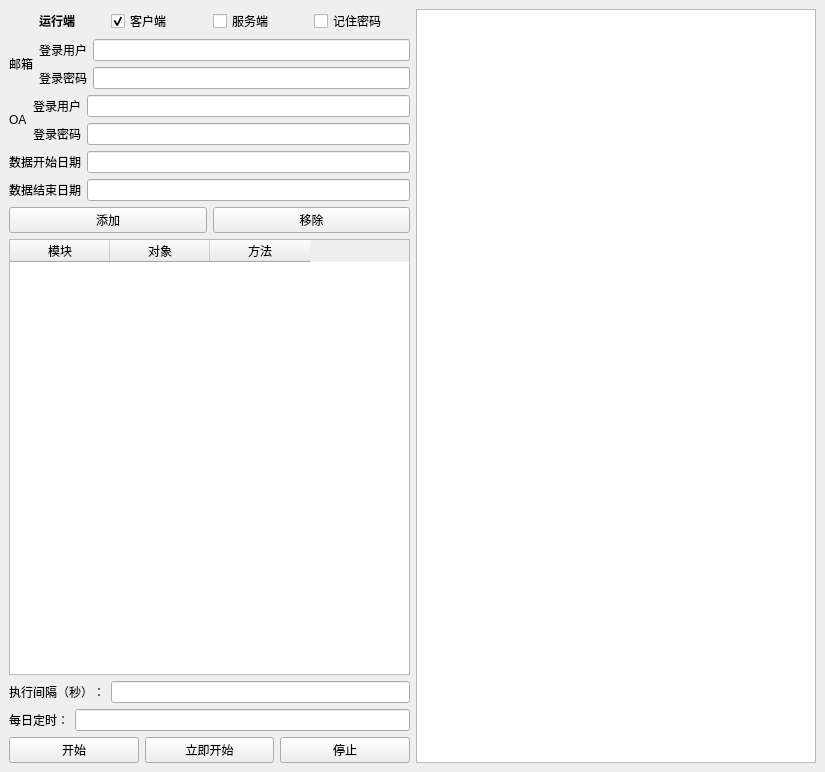
Qt form biz/monitor_oa/Form.ui (sticktoFE/rpa-office) before a commit.
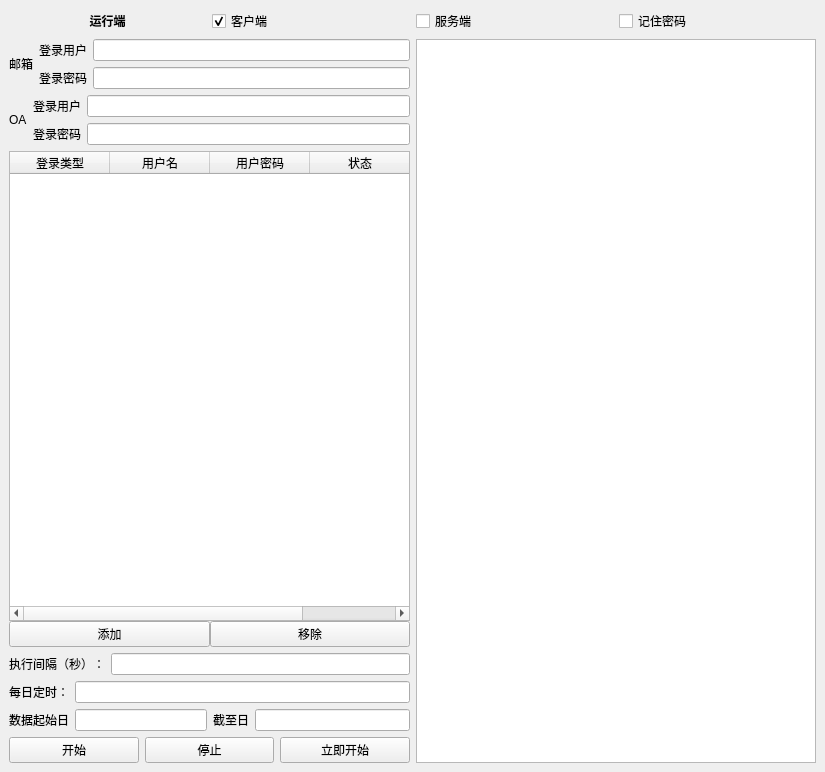
The same form after that commit.

What changed in the file:
```diff
--- a/biz/monitor_oa/Form.ui
+++ b/biz/monitor_oa/Form.ui
@@ -20,11 +20,7 @@
    <string>auto_mobile</string>
   </property>
   <widget class="QWidget" name="centralwidget">
-   <layout class="QHBoxLayout" name="horizontalLayout_14">
-    <item>
-     <layout class="QVBoxLayout" name="verticalLayout_7">
-      <item>
-       <layout class="QVBoxLayout" name="verticalLayout_5">
+   <layout class="QVBoxLayout" name="verticalLayout_6">
         <item>
          <layout class="QHBoxLayout" name="horizontalLayout_10">
           <item>
@@ -69,6 +65,10 @@
          </layout>
         </item>
         <item>
+     <layout class="QHBoxLayout" name="horizontalLayout_15">
+      <item>
+       <layout class="QVBoxLayout" name="verticalLayout_5" stretch="1,1,6,2">
+        <item>
          <layout class="QHBoxLayout" name="horizontalLayout_4">
           <item>
            <widget class="QLabel" name="label_3">
@@ -175,47 +175,40 @@
          </layout>
         </item>
         <item>
-         <layout class="QVBoxLayout" name="verticalLayout_6">
+         <layout class="QVBoxLayout" name="verticalLayout" stretch="9,1">
+          <property name="spacing">
+           <number>0</number>
+          </property>
           <item>
-           <layout class="QHBoxLayout" name="horizontalLayout_11">
-            <item>
-             <widget class="QLabel" name="label_9">
+           <widget class="QTableWidget" name="taskTableWidget">
+            <property name="sizePolicy">
+             <sizepolicy hsizetype="Preferred" vsizetype="Preferred">
+              <horstretch>0</horstretch>
+              <verstretch>0</verstretch>
+             </sizepolicy>
+            </property>
+            <column>
               <property name="text">
-               <string>数据开始日期</string>
-              </property>
-              <property name="buddy">
-               <cstring>userID_oa</cstring>
-              </property>
-             </widget>
-            </item>
-            <item>
-             <widget class="QLineEdit" name="data_start_date"/>
-            </item>
-           </layout>
-          </item>
-          <item>
-           <layout class="QHBoxLayout" name="horizontalLayout_12">
-            <item>
-             <widget class="QLabel" name="label_10">
+              <string>登录类型</string>
+             </property>
+            </column>
+            <column>
+             <property name="text">
+              <string>用户名</string>
+             </property>
+            </column>
+            <column>
               <property name="text">
-               <string>数据结束日期</string>
-              </property>
-              <property name="buddy">
-               <cstring>userID_oa</cstring>
-              </property>
-             </widget>
-            </item>
-            <item>
-             <widget class="QLineEdit" name="data_end_date"/>
-            </item>
-           </layout>
-          </item>
-         </layout>
-        </item>
-       </layout>
-      </item>
-      <item>
-       <layout class="QVBoxLayout" name="verticalLayout" stretch="1,9">
+              <string>用户密码</string>
+             </property>
+            </column>
+            <column>
+             <property name="text">
+              <string>状态</string>
+             </property>
+            </column>
+           </widget>
+          </item>
         <item>
          <layout class="QHBoxLayout" name="horizontalLayout_5" stretch="5,5">
           <item>
@@ -246,31 +239,6 @@
           </item>
          </layout>
         </item>
-        <item>
-         <widget class="QTableWidget" name="taskTableWidget">
-          <property name="sizePolicy">
-           <sizepolicy hsizetype="Preferred" vsizetype="Preferred">
-            <horstretch>0</horstretch>
-            <verstretch>0</verstretch>
-           </sizepolicy>
-          </property>
-          <column>
-           <property name="text">
-            <string>模块</string>
-           </property>
-          </column>
-          <column>
-           <property name="text">
-            <string>对象</string>
-           </property>
-          </column>
-          <column>
-           <property name="text">
-            <string>方法</string>
-           </property>
-          </column>
-         </widget>
-        </item>
        </layout>
       </item>
       <item>
@@ -315,6 +283,44 @@
           </item>
          </layout>
         </item>
+          <item>
+           <layout class="QHBoxLayout" name="horizontalLayout_14">
+            <item>
+             <layout class="QHBoxLayout" name="horizontalLayout_11">
+              <item>
+               <widget class="QLabel" name="label_9">
+                <property name="text">
+                 <string>数据起始日</string>
+                </property>
+                <property name="buddy">
+                 <cstring>userID_oa</cstring>
+                </property>
+               </widget>
+              </item>
+              <item>
+               <widget class="QLineEdit" name="data_start_date"/>
+              </item>
+             </layout>
+            </item>
+            <item>
+             <layout class="QHBoxLayout" name="horizontalLayout_12">
+              <item>
+               <widget class="QLabel" name="label_10">
+                <property name="text">
+                 <string>截至日</string>
+                </property>
+                <property name="buddy">
+                 <cstring>userID_oa</cstring>
+                </property>
+               </widget>
+              </item>
+              <item>
+               <widget class="QLineEdit" name="data_end_date"/>
+              </item>
+             </layout>
+            </item>
+           </layout>
+          </item>
         <item>
          <layout class="QHBoxLayout" name="horizontalLayout_9">
           <item>
@@ -330,19 +336,6 @@
             </property>
            </widget>
           </item>
-          <item>
-           <widget class="QPushButton" name="start_now">
-            <property name="sizePolicy">
-             <sizepolicy hsizetype="Preferred" vsizetype="Fixed">
-              <horstretch>0</horstretch>
-              <verstretch>0</verstretch>
-             </sizepolicy>
-            </property>
-            <property name="text">
-             <string>立即开始</string>
-            </property>
-           </widget>
-          </item>
           <item>
            <widget class="QPushButton" name="stop">
             <property name="sizePolicy">
@@ -356,6 +349,19 @@
             </property>
            </widget>
           </item>
+            <item>
+             <widget class="QPushButton" name="start_now">
+              <property name="sizePolicy">
+               <sizepolicy hsizetype="Preferred" vsizetype="Fixed">
+                <horstretch>0</horstretch>
+                <verstretch>0</verstretch>
+               </sizepolicy>
+              </property>
+              <property name="text">
+               <string>立即开始</string>
+              </property>
+             </widget>
+            </item>
          </layout>
         </item>
        </layout>
@@ -366,6 +372,8 @@
      <widget class="QTextEdit" name="out_log"/>
     </item>
    </layout>
+    </item>
+   </layout>
   </widget>
  </widget>
  <tabstops>
```
Left out of the diff: 1 changed line with no effect on the pictures. Lines whose indentation alone changed are shown as unchanged.
